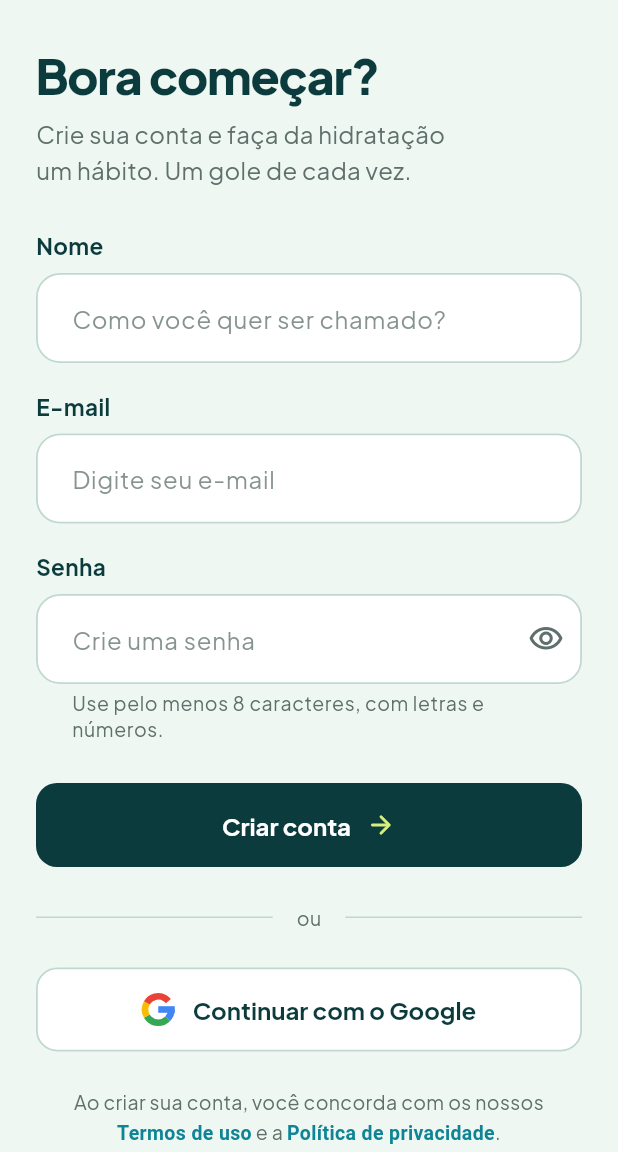
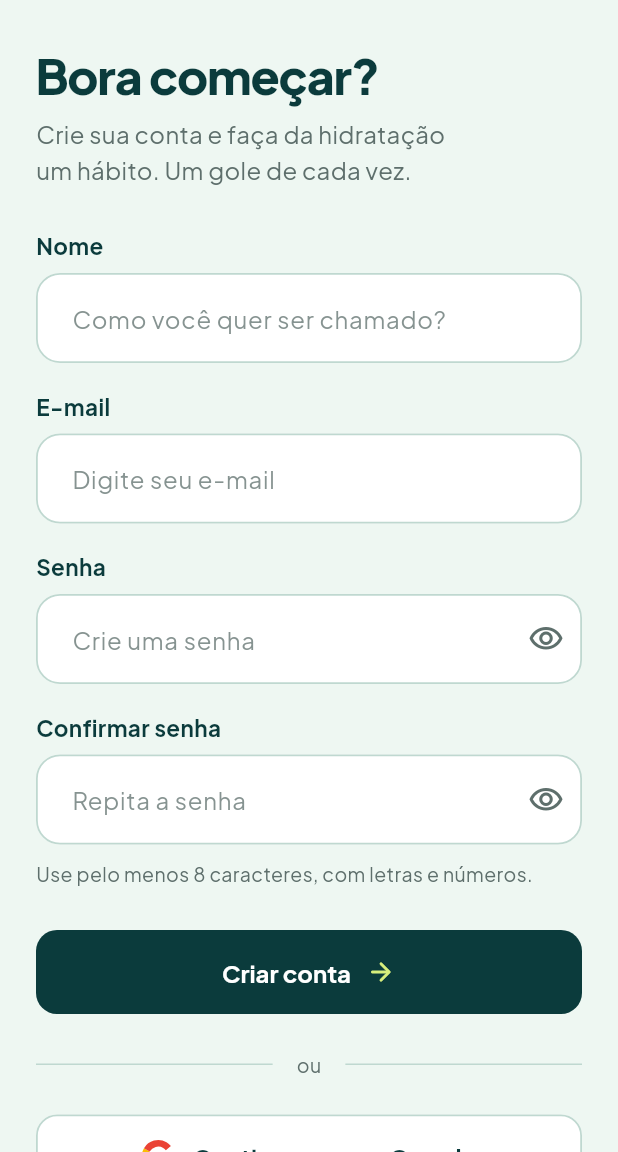
Before and after one commit to VitorSouzaOli/GotaGo, a Flutter app: the screen it shows after launch, after a tap on "Criar minha conta", on a phone screen of 412 x 824 dp, the part 84-1236 px from its top. Run offline on Flutter 3.47's test engine with Material 3 defaults, Android fonts, the phone set to English and light mode, and no system bars; our stand-ins replace dio, flutter_secure_storage; accounts and stored records are empty.

Commit message:
confirmar senha upgrade

```diff
--- a/mobile/lib/ui/screens/auth/register_screen.dart
+++ b/mobile/lib/ui/screens/auth/register_screen.dart
@@ -21,6 +21,7 @@ class _RegisterScreenState extends State<RegisterScreen> {
   final _nameController = TextEditingController();
   final _emailController = TextEditingController();
   final _passwordController = TextEditingController();
+  final _confirmPasswordController = TextEditingController();
 
   static final _emailRegex = RegExp(r'^[^@\s]+@[^@\s]+\.[^@\s]+$');
 
@@ -29,6 +30,7 @@ class _RegisterScreenState extends State<RegisterScreen> {
     _nameController.dispose();
     _emailController.dispose();
     _passwordController.dispose();
+    _confirmPasswordController.dispose();
     super.dispose();
   }
 
@@ -50,8 +52,15 @@ class _RegisterScreenState extends State<RegisterScreen> {
     final hasLetter = password.contains(RegExp(r'[A-Za-z]'));
     final hasNumber = password.contains(RegExp(r'[0-9]'));
     if (password.length < 8 || !hasLetter || !hasNumber) {
-      return 'Use pelo menos 8 caracteres, com letras e números.';
+      // A regra completa aparece logo abaixo do campo de confirmação
+      return 'A senha não atende à regra abaixo.';
     }
+    return null;
+  }
+
+  String? _validateConfirmPassword(String? value) {
+    if (value == null || value.isEmpty) return 'Repita a senha';
+    if (value != _passwordController.text) return 'As senhas não são iguais';
     return null;
   }
 
@@ -128,12 +137,28 @@ class _RegisterScreenState extends State<RegisterScreen> {
                   hint: 'Crie uma senha',
                   controller: _passwordController,
                   isPassword: true,
-                  helperText:
-                      'Use pelo menos 8 caracteres, com letras e números.',
+                  textInputAction: TextInputAction.next,
+                  autofillHints: const [AutofillHints.newPassword],
+                  validator: _validatePassword,
+                ),
+                const SizedBox(height: 18),
+                AppTextField(
+                  label: 'Confirmar senha',
+                  hint: 'Repita a senha',
+                  controller: _confirmPasswordController,
+                  isPassword: true,
                   textInputAction: TextInputAction.done,
                   autofillHints: const [AutofillHints.newPassword],
-                  validator: _validatePassword,
+                  validator: _validateConfirmPassword,
                   onSubmitted: (_) => _submit(),
+                ),
+                const SizedBox(height: 10),
+                const Text(
+                  'Use pelo menos 8 caracteres, com letras e números.',
+                  style: TextStyle(
+                    fontSize: 13,
+                    color: AppColors.textSecondary,
+                  ),
                 ),
               ],
             ),
```
Also changed, not shown: 1 other file.
